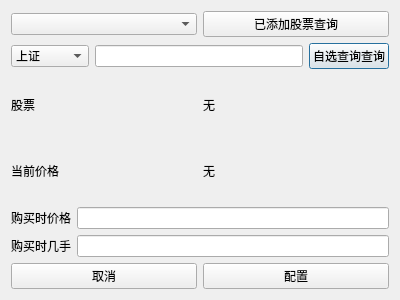
Old version of the form addmoneywidget.ui in the repository dependon/Stock-Ball.
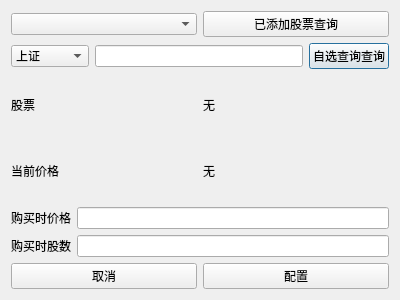
New version of the form.

The edit to the form file:
```diff
--- a/addmoneywidget.ui
+++ b/addmoneywidget.ui
@@ -118,7 +118,7 @@
      <item>
       <widget class="QLabel" name="label_3">
        <property name="text">
-        <string>购买时几手</string>
+        <string>购买时股数</string>
        </property>
       </widget>
      </item>
```
Left out of the diff: 14 changed lines with no effect on the pictures.
